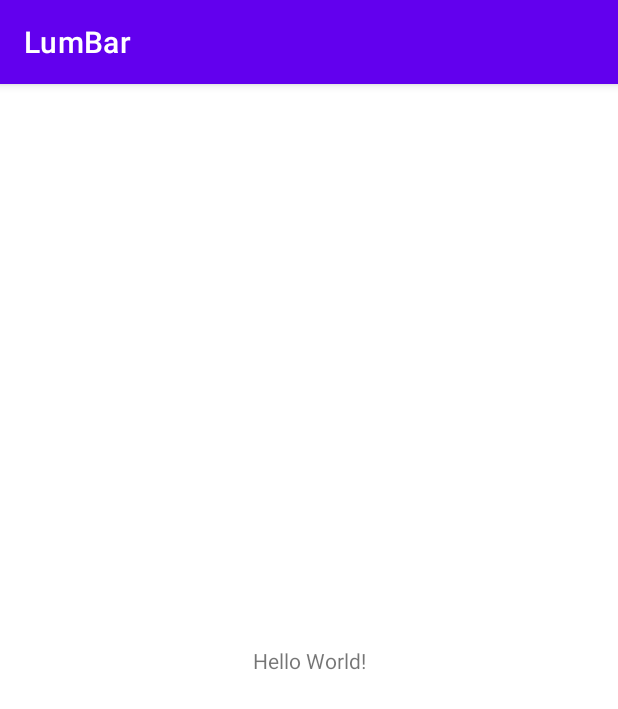
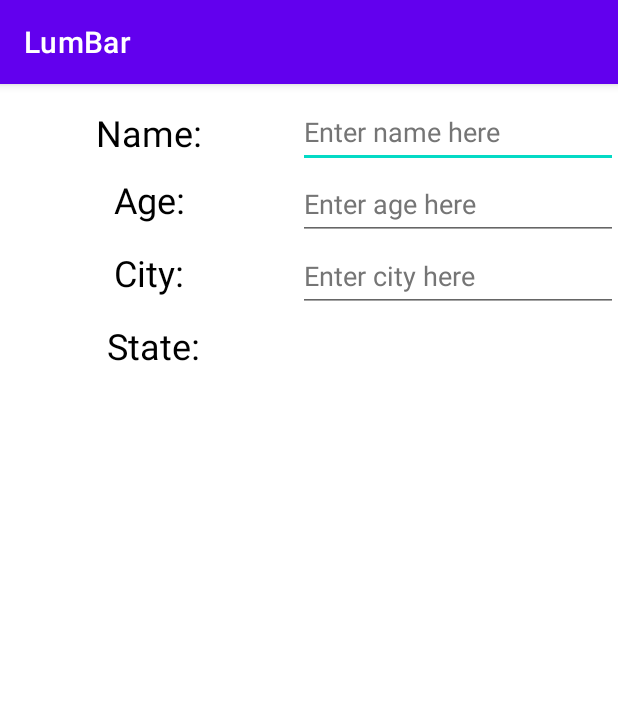
Before and after one commit to paceuniversity/cs389s2022team3, an Android app: the screen it shows after launch (MainActivity before the commit, ProfileCreation after it), on a phone screen of 412 x 824 dp. Shown: the top 709 px of the screen. Run offline under Robolectric (Android 15) with nearby library versions, the phone set to English and light mode, and no system bars.

Commit message:
Begin profile creator

```diff
--- a/app/src/main/AndroidManifest.xml
+++ b/app/src/main/AndroidManifest.xml
@@ -10,7 +10,7 @@
         android:supportsRtl="true"
         android:theme="@style/Theme.LumBar">
         <activity
-            android:name=".MainActivity"
+            android:name=".ProfileCreation"
             android:exported="true">
             <intent-filter>
                 <action android:name="android.intent.action.MAIN" />
--- a/app/src/main/java/com/pace/lumbar/MainActivity.java
+++ b/app/src/main/java/com/pace/lumbar/ProfileCreation.java
@@ -4,7 +4,7 @@ import androidx.appcompat.app.AppCompatActivity;
 
 import android.os.Bundle;
 
-public class MainActivity extends AppCompatActivity {
+public class ProfileCreation extends AppCompatActivity {
 
     @Override
     protected void onCreate(Bundle savedInstanceState) {
--- a/app/src/main/res/layout/activity_main.xml
+++ b/app/src/main/res/layout/activity_main.xml
@@ -4,15 +4,108 @@
     xmlns:tools="http://schemas.android.com/tools"
     android:layout_width="match_parent"
     android:layout_height="match_parent"
-    tools:context=".MainActivity">
+    tools:context=".ProfileCreation">
+
+    <EditText
+        android:id="@+id/namePlainText"
+        android:layout_width="wrap_content"
+        android:layout_height="wrap_content"
+        android:layout_marginTop="8dp"
+        android:autofillHints=""
+        android:ems="10"
+        android:inputType="textPersonName"
+        android:minHeight="48dp"
+        android:text="@string/namePTTxt"
+        android:textColor="#757575"
+        app:layout_constraintEnd_toEndOf="parent"
+        app:layout_constraintTop_toTopOf="parent" />
 
     <TextView
+        android:id="@+id/nameTextView"
         android:layout_width="wrap_content"
         android:layout_height="wrap_content"
-        android:text="Hello World!"
-        app:layout_constraintBottom_toBottomOf="parent"
-        app:layout_constraintLeft_toLeftOf="parent"
-        app:layout_constraintRight_toRightOf="parent"
+        android:layout_marginTop="16dp"
+        android:text="@string/nameTVTxt"
+        android:textColor="#000000"
+        android:textSize="24sp"
+        app:layout_constraintEnd_toStartOf="@+id/namePlainText"
+        app:layout_constraintStart_toStartOf="parent"
         app:layout_constraintTop_toTopOf="parent" />
 
+    <TextView
+        android:id="@+id/ageTextView"
+        android:layout_width="wrap_content"
+        android:layout_height="wrap_content"
+        android:layout_marginTop="12dp"
+        android:text="@string/ageTVTxt"
+        android:textColor="#000000"
+        android:textSize="24sp"
+        app:layout_constraintEnd_toStartOf="@+id/ageTextNumber"
+        app:layout_constraintStart_toStartOf="parent"
+        app:layout_constraintTop_toBottomOf="@+id/nameTextView" />
+
+    <TextView
+        android:id="@+id/cityPlainText"
+        android:layout_width="wrap_content"
+        android:layout_height="wrap_content"
+        android:layout_marginTop="16dp"
+        android:text="@string/cityTVTxt"
+        android:textColor="#000000"
+        android:textSize="24sp"
+        app:layout_constraintEnd_toStartOf="@+id/editTextTextPersonName3"
+        app:layout_constraintStart_toStartOf="parent"
+        app:layout_constraintTop_toBottomOf="@+id/ageTextView" />
+
+    <EditText
+        android:id="@+id/editTextTextPersonName3"
+        android:layout_width="wrap_content"
+        android:layout_height="wrap_content"
+        android:autofillHints=""
+        android:ems="10"
+        android:inputType="textPersonName"
+        android:minHeight="48dp"
+        android:text="@string/cityPVTxt"
+        android:textColor="#757575"
+        app:layout_constraintEnd_toEndOf="parent"
+        app:layout_constraintTop_toBottomOf="@+id/ageTextNumber" />
+
+    <EditText
+        android:id="@+id/ageTextNumber"
+        android:layout_width="wrap_content"
+        android:layout_height="wrap_content"
+        android:autofillHints=""
+        android:ems="10"
+        android:hint="@string/agePVTxt"
+        android:inputType="number"
+        android:minHeight="48dp"
+        android:textColor="#80000000"
+        android:textColorHint="#757575"
+        app:layout_constraintEnd_toEndOf="parent"
+        app:layout_constraintTop_toBottomOf="@+id/namePlainText" />
+
+    <TextView
+        android:id="@+id/stateTextView"
+        android:layout_width="wrap_content"
+        android:layout_height="wrap_content"
+        android:layout_marginTop="16dp"
+        android:text="@string/stateTVTxt"
+        android:textColor="#000000"
+        android:textSize="24sp"
+        app:layout_constraintEnd_toStartOf="@+id/scrollView2"
+        app:layout_constraintStart_toStartOf="parent"
+        app:layout_constraintTop_toBottomOf="@+id/cityPlainText" />
+
+    <ScrollView
+        android:id="@+id/scrollView2"
+        android:layout_width="200dp"
+        android:layout_height="50dp"
+        android:layout_marginTop="8dp"
+        android:layout_marginEnd="8dp"
+        android:layout_marginRight="8dp"
+        android:scrollbarStyle="outsideInset"
+        app:layout_constraintEnd_toEndOf="parent"
+        app:layout_constraintTop_toBottomOf="@+id/editTextTextPersonName3">
+
+    </ScrollView>
+
 </androidx.constraintlayout.widget.ConstraintLayout>
--- a/app/src/main/res/values/strings.xml
+++ b/app/src/main/res/values/strings.xml
@@ -1,3 +1,16 @@
 <resources>
     <string name="app_name">LumBar</string>
+    <string name="nameTVTxt">Name:</string>
+    <string name="namePTTxt">Enter name here</string>
+    <string name="ageTVTxt">Age:</string>
+    <string name="agePTTxt">Enter age here</string>
+    <string name="agePVTxt">Enter age here</string>
+    <string name="cityTVTxt">City:</string>
+    <string name="stateTVTxt">State:</string>
+    <string name="cityPVTxt">Enter city here</string>
+    <string-array name="states">
+        <item>New York</item>
+        <item>New Jersey</item>
+        <item>Connecticut</item>
+    </string-array>
 </resources>
```
